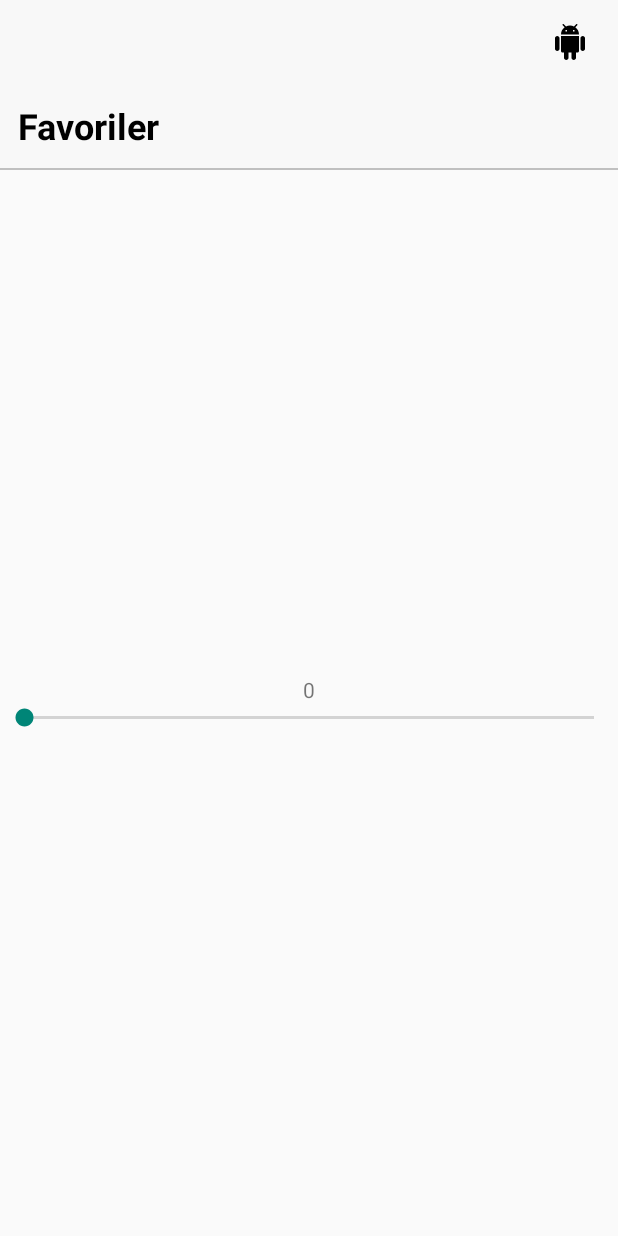
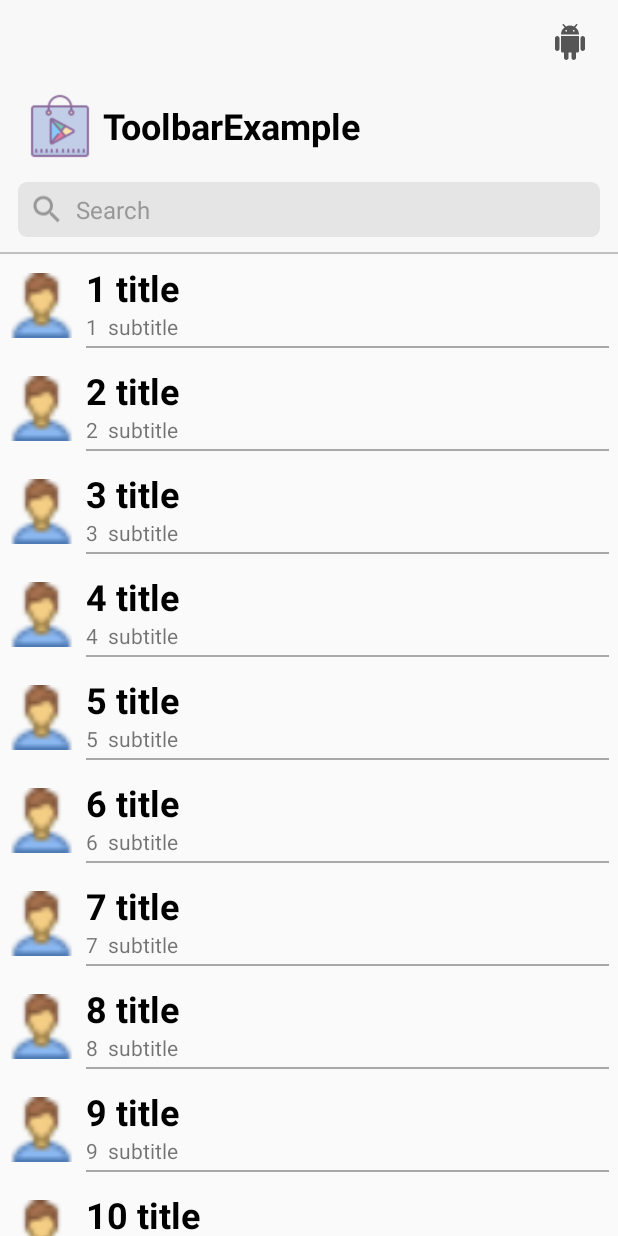
Before and after one commit to emintolgahanpolat/CustomToolbar, an Android app: the screen it shows after launch (MainActivity), on a phone screen of 412 x 824 dp. Run offline under Robolectric (Android 15) with nearby library versions, the phone set to English and light mode, and no system bars.

Commit message:
- Update

```diff
--- a/app/build.gradle
+++ b/app/build.gradle
@@ -30,4 +30,5 @@ dependencies {
     testImplementation 'junit:junit:4.12'
     androidTestImplementation 'com.android.support.test:runner:1.0.2'
     androidTestImplementation 'com.android.support.test.espresso:espresso-core:3.0.2'
+    implementation 'com.android.support:recyclerview-v7:28.0.0'
 }
--- /dev/null
+++ b/app/src/main/java/com/emintolgahanpolat/toolbarexample/CustomRecyclerViewAdapter.kt
@@ -0,0 +1,68 @@
+package com.emintolgahanpolat.toolbarexample
+
+import android.content.Context
+import android.support.v7.widget.RecyclerView
+import android.view.LayoutInflater
+import android.view.ViewGroup
+import android.view.View
+import android.widget.ImageView
+import android.widget.TextView
+
+
+class CustomRecyclerViewAdapter(var context: Context, var objectList: MutableList<Any>) :
+    RecyclerView.Adapter<RecyclerView.ViewHolder>() {
+
+    private val TYPE_QUESTION = 1
+    private val TYPE_ANSWER = 2
+
+
+    override fun getItemViewType(position: Int): Int {
+        return TYPE_QUESTION
+    }
+
+    override fun onBindViewHolder(holder: RecyclerView.ViewHolder, position: Int) {
+        val viewType = holder.itemViewType
+        when (viewType) {
+            TYPE_QUESTION -> {
+                val questionModel = objectList[position] as Model
+                (holder as MyViewHolder).showDetails(questionModel)
+            }
+        }
+    }
+
+    override fun getItemCount(): Int {
+        return if (objectList == null) 0 else objectList.count()
+    }
+
+    override fun onCreateViewHolder(parent: ViewGroup, viewType: Int): RecyclerView.ViewHolder {
+
+
+        val viewHolder: RecyclerView.ViewHolder?
+
+        when (viewType) {
+            TYPE_QUESTION -> {
+                return MyViewHolder(
+                    LayoutInflater
+                        .from(parent.context)
+                        .inflate(R.layout.item_row, parent, false)
+                )
+            }
+            else -> viewHolder = null
+        }
+
+
+        return viewHolder!!
+    }
+
+    inner class MyViewHolder(view: View) : RecyclerView.ViewHolder(view) {
+        var ivIcon = view.findViewById<ImageView>(R.id.ivIcon)
+        var tvTitle = view.findViewById<TextView>(R.id.tvTitle)
+        var tvSubtitle = view.findViewById<TextView>(R.id.tvSubtitle)
+
+        fun showDetails(model: Model) {
+            ivIcon.setImageResource(model.Icon)
+            tvTitle.text = model.Title
+            tvSubtitle.text = model.Subtitle
+        }
+    }
+}
--- a/app/src/main/java/com/emintolgahanpolat/toolbarexample/CustomToolbar.kt
+++ b/app/src/main/java/com/emintolgahanpolat/toolbarexample/CustomToolbar.kt
@@ -3,22 +3,26 @@ package com.emintolgahanpolat.toolbarexample
 
 import android.annotation.SuppressLint
 import android.app.Activity
-import android.app.Service
 import android.content.Context
 import android.graphics.Color
 import android.graphics.Typeface
 import android.util.AttributeSet
 import android.util.TypedValue
 import android.view.View
-import android.view.WindowManager
 import android.view.inputmethod.InputMethodManager
 import android.widget.*
 import kotlinx.android.synthetic.main.toolbar.view.*
-import android.content.Context.INPUT_METHOD_SERVICE
-import android.graphics.drawable.Icon
-import android.support.v4.content.ContextCompat.getSystemService
 import android.text.Editable
 import android.text.TextWatcher
+import android.support.v4.widget.NestedScrollView
+import android.support.v7.widget.RecyclerView
+import android.view.animation.AccelerateInterpolator
+import android.opengl.ETC1.getHeight
+import android.support.v4.view.ViewCompat.animate
+import android.R.attr.translationY
+import android.widget.FrameLayout
+
+
 
 
 class CustomToolbar : FrameLayout, View.OnClickListener {
@@ -43,6 +47,7 @@ class CustomToolbar : FrameLayout, View.OnClickListener {
     private lateinit var txtTitle: TextView
     private lateinit var txtLargeTitle: TextView
     private lateinit var titleIcon: ImageView
+    private lateinit var titleLargeIcon: ImageView
 
     private lateinit var separator: View
 
@@ -69,48 +74,13 @@ class CustomToolbar : FrameLayout, View.OnClickListener {
         initAttrs(attrs)
     }
 
-
-    private fun initAttrs(attrs: AttributeSet) {
-
-        val attributes = mContext!!.obtainStyledAttributes(attrs, R.styleable.CustomActionBar, 0, 0)
-
-        val title = attributes.getString(R.styleable.CustomActionBar_title)
-        val background = attributes.getColor(R.styleable.CustomActionBar_toolbarBackground, Color.parseColor("#f8f8f8"))
-        val titleColor = attributes.getColor(R.styleable.CustomActionBar_titleColor, Color.parseColor("#000000"))
-        val titleIcon = attributes.getResourceId(R.styleable.CustomActionBar_titleIcon, -1)
-        val size = attributes.getInt(R.styleable.CustomActionBar_titleSize, 18)
-
-        val separator = attributes.getColor(R.styleable.CustomActionBar_separator, Color.parseColor("#c0c0c0"))
-
-        if (title != null) {
-            setTitle(title)
-        }
-
-        setTitleIcon(titleIcon)
-        setTitleSize(size)
-        setTitleColor(titleColor)
-        setBackground(background)
-        setSeparator(separator)
-        attributes.recycle()
-
-    }
-
-    private fun setTitleIcon(icon: Int) {
-        if (icon != -1) {
-            titleIcon.visibility = View.VISIBLE
-            titleIcon.setImageResource(icon)
-        } else {
-            titleIcon.visibility = View.GONE
-        }
-    }
-
-
     private fun init() {
         val rootView = View.inflate(mContext, R.layout.toolbar, this)
         toolbar = rootView.findViewById(R.id.toolbar)
         txtTitle = rootView.findViewById(R.id.titleTxt) as TextView
         txtLargeTitle = rootView.findViewById(R.id.titleLargeTxt) as TextView
         titleIcon = rootView.findViewById(R.id.titleIcon) as ImageView
+        titleLargeIcon= rootView.findViewById(R.id.titleLargeIcon) as ImageView
 
         actionbarView = rootView.findViewById(R.id.actionbar) as FrameLayout
         linearLayoutLeft = rootView.findViewById(R.id.linerLayoutLeft) as LinearLayout
@@ -130,13 +100,55 @@ class CustomToolbar : FrameLayout, View.OnClickListener {
 
 
         initListener()
-        toolbarState(toolbarStates.LARGE_TITLE)
+
     }
+    private fun initAttrs(attrs: AttributeSet) {
+
+        val attributes = mContext!!.obtainStyledAttributes(attrs, R.styleable.CustomActionBar, 0, 0)
+
+        val title = attributes.getString(R.styleable.CustomActionBar_title)
+        val background = attributes.getColor(R.styleable.CustomActionBar_toolbarBackground, Color.parseColor("#f8f8f8"))
+        val titleColor = attributes.getColor(R.styleable.CustomActionBar_titleColor, Color.parseColor("#000000"))
+        val titleIcon = attributes.getResourceId(R.styleable.CustomActionBar_titleIcon, -1)
+        val size = attributes.getInt(R.styleable.CustomActionBar_titleSize, 18)
+
+        val separator = attributes.getColor(R.styleable.CustomActionBar_separator, Color.parseColor("#c0c0c0"))
+
+        setTitleIcon(titleIcon)
+
+        setTitle(title)
+        setTitleSize(size)
+        setTitleColor(titleColor)
+        setBackground(background)
+        setSeparator(separator)
+
+        toolbarState(toolbarStates.SEARCH_PASSIVE)
+        attributes.recycle()
+
+    }
+
+    private fun setTitleIcon(icon: Int) {
+        if (icon != -1) {
+            titleIcon.visibility = View.VISIBLE
+            titleIcon.setImageResource(icon)
+
+            titleLargeIcon.visibility = View.VISIBLE
+            titleLargeIcon.setImageResource(icon)
+        } else {
+            titleIcon.visibility = View.GONE
+            titleLargeIcon.visibility = View.GONE
+        }
+    }
+
+
+
 
     private fun initListener() {
         etSearch.setOnClickListener(this)
         tvCancel.setOnClickListener(this)
         ibClearText.setOnClickListener(this)
+
+        titleTxt.setOnClickListener(this)
 
         etSearch.addTextChangedListener(object : TextWatcher {
             override fun afterTextChanged(s: Editable?) {
@@ -155,9 +167,31 @@ class CustomToolbar : FrameLayout, View.OnClickListener {
         })
     }
 
+    private lateinit var nestedScrollView: NestedScrollView
+    @SuppressLint("NewApi")
+    fun setListView(recyclerView: RecyclerView) {
+
+        recyclerView.setOnScrollListener(object : HidingScrollListener() {
+            override fun onHide() {
+                toolbarState(toolbarStates.TITLE)
+                //toolbarSearchView.animate().alpha(0F)
+                toolbar.animate().translationY(-(toolbarSearchView.height.toFloat()+toolbarLargeTitleView.height.toFloat()))
+                actionbarView.animate().translationY((toolbarSearchView.height.toFloat()+toolbarLargeTitleView.height.toFloat()))
+
+            }
+
+            override fun onShow() {
+                toolbarState(toolbarStates.SEARCH_PASSIVE)
+                toolbarSearchView.animate().alpha(1F)
+                toolbar.animate().translationY(0F)
+                actionbarView.animate().translationY(0F)
+
+            }
+        })
+    }
+
     private enum class toolbarStates {
         LARGE_TITLE,
-        LARGE_TITLE_SEARCH,
         TITLE,
         SEARCH_ACTIVE,
         SEARCH_PASSIVE
@@ -168,41 +202,37 @@ class CustomToolbar : FrameLayout, View.OnClickListener {
         when (state) {
             toolbarStates.LARGE_TITLE -> {
 
+/*
+                actionbar.visibility = View.VISIBLE
+                toolbarLargeTitleView.visibility = View.VISIBLE
+                toolbarSearchView.visibility = View.GONE
+*/
 
-                actionbar.visibility= View.VISIBLE
-                toolbarLargeTitleView.visibility= View.VISIBLE
-                toolbarSearchView.visibility= View.GONE
+                titleIcon.visibility = View.GONE
+                titleTxt.visibility = View.GONE
 
-                titleTxt.visibility=View.GONE
-                titleLargeTxt.visibility=View.VISIBLE
-            }
-
-            toolbarStates.LARGE_TITLE_SEARCH -> {
-
-                actionbar.visibility= View.VISIBLE
-                toolbarLargeTitleView.visibility= View.VISIBLE
-                toolbarSearchView.visibility= View.VISIBLE
-
-                titleTxt.visibility=View.GONE
-                titleLargeTxt.visibility=View.VISIBLE
-
+                titleLargeIcon.visibility = View.VISIBLE
+                titleLargeTxt.visibility = View.VISIBLE
             }
             toolbarStates.TITLE -> {
+/*
+                actionbar.visibility = View.VISIBLE
+                toolbarLargeTitleView.visibility = View.GONE
+                toolbarSearchView.visibility = View.GONE
+                */
+                titleIcon.visibility = View.VISIBLE
+                titleTxt.visibility = View.VISIBLE
 
-                actionbar.visibility= View.VISIBLE
-                toolbarLargeTitleView.visibility= View.GONE
-                toolbarSearchView.visibility= View.GONE
-
-                titleTxt.visibility=View.VISIBLE
-                titleLargeTxt.visibility=View.GONE
+                titleLargeIcon.visibility = View.GONE
+                titleLargeTxt.visibility = View.GONE
             }
 
 
             toolbarStates.SEARCH_ACTIVE -> {
 
-                actionbar.visibility= View.GONE
-                toolbarLargeTitleView.visibility= View.GONE
-                toolbarSearchView.visibility= View.VISIBLE
+                actionbar.visibility = View.GONE
+                toolbarLargeTitleView.visibility = View.GONE
+                toolbarSearchView.visibility = View.VISIBLE
 
                 //toolbar.animate().translationY(-(actionbarView.height.toFloat()+toolbarLargeTitleView.height.toFloat()))
                 etSearch.isCursorVisible = true
@@ -210,9 +240,14 @@ class CustomToolbar : FrameLayout, View.OnClickListener {
                 tvCancel.isEnabled = true
             }
             toolbarStates.SEARCH_PASSIVE -> {
-                toolbarState(toolbarStates.LARGE_TITLE_SEARCH)
+                toolbarState(toolbarStates.LARGE_TITLE)
 
-              //  toolbar.animate().translationY(0F)
+                actionbar.visibility = View.VISIBLE
+                toolbarLargeTitleView.visibility = View.VISIBLE
+                toolbarSearchView.visibility = View.VISIBLE
+
+
+                //  toolbar.animate().translationY(0F)
                 hideKeyboard(context as Activity)
                 tvCancel.visibility = View.GONE
                 tvCancel.isEnabled = false
@@ -229,37 +264,21 @@ class CustomToolbar : FrameLayout, View.OnClickListener {
     }
 
 
-    fun toolbarSearchViewHeight(i: Int) {
-
-
-        if(i==30){
-            toolbarState(toolbarStates.LARGE_TITLE_SEARCH)
-        }else if(i==40){
-            toolbarState(toolbarStates.LARGE_TITLE)
-        }
-        else if(i==50){
-            toolbarState(toolbarStates.TITLE)
-        }
-/*
-        if( (i * (toolbarSearchView.height))>((toolbarSearchView.height)/4F)){
-
-            toolbarLargeTitleView.visibility=View.INVISIBLE
-        }else{
-            toolbarLargeTitleView.visibility=View.VISIBLE
-        }
-
-       toolbarSearchView.alpha= 1-(i)
+    fun toolbarSearchViewHeight(i: Float) {
 
 
 
-        val translationY2 = -(i *  ((actionbarView.height)+(toolbarLargeTitleView.height)))
+        val translationY = -(i * ((toolbarSearchView.height)+(toolbarLargeTitleView.height)))
+        toolbarSearchView.setTranslationY(translationY)
+
+        val translationY2 = -(i *  ((toolbarSearchView.height)+(toolbarLargeTitleView.height)))
         toolbar.setTranslationY(translationY2)
 
 
-        val translationY3 = (i * ((actionbarView.height)+(toolbarLargeTitleView.height)))
+        val translationY3 = (i * ((toolbarSearchView.height)+(toolbarLargeTitleView.height)))
         actionbarView.setTranslationY(translationY3)
 
-        */
+
     }
 
 
@@ -273,8 +292,10 @@ class CustomToolbar : FrameLayout, View.OnClickListener {
     }
 
     fun setTitle(title: String) {
-        txtTitle.text = title
-        txtLargeTitle.text = title
+        if (title != null) {
+            txtTitle.text = title
+            txtLargeTitle.text = title
+        }
     }
 
 
@@ -313,28 +334,6 @@ class CustomToolbar : FrameLayout, View.OnClickListener {
     }
 
 
-    private fun searchState(active: Boolean) {
-        if (active) {
-            actionbarView.animate().translationY(0F)
-            toolbar.animate().translationY(-(actionbarView.height.toFloat()))
-            etSearch.isCursorVisible = true
-            tvCancel.visibility = View.VISIBLE
-            tvCancel.isEnabled = true
-
-        } else {
-
-            toolbar.animate().translationY(0F)
-            hideKeyboard(context as Activity)
-            tvCancel.visibility = View.GONE
-            tvCancel.isEnabled = false
-            etSearch.text = null
-            etSearch.isCursorVisible = false
-            ibClearText.visibility = View.GONE
-
-
-        }
-
-    }
 
     override fun onClick(view: View?) {
         when (view?.id) {
@@ -349,6 +348,9 @@ class CustomToolbar : FrameLayout, View.OnClickListener {
             R.id.etSearch -> {
                 toolbarState(toolbarStates.SEARCH_ACTIVE)
                 // searchState(true)
+            }
+            R.id.titleTxt->{
+                nestedScrollView.smoothScrollTo(0,0)
             }
         }
 
--- /dev/null
+++ b/app/src/main/java/com/emintolgahanpolat/toolbarexample/HidingScrollListener.kt
@@ -0,0 +1,35 @@
+package com.emintolgahanpolat.toolbarexample
+
+import android.support.v7.widget.RecyclerView
+
+
+abstract class HidingScrollListener : RecyclerView.OnScrollListener() {
+    private var scrolledDistance = 0
+    private var controlsVisible = true
+
+    override fun onScrolled(recyclerView: RecyclerView, dx: Int, dy: Int) {
+        super.onScrolled(recyclerView, dx, dy)
+
+        if (scrolledDistance > HIDE_THRESHOLD && controlsVisible) {
+            onHide()
+            controlsVisible = false
+            scrolledDistance = 0
+        } else if (scrolledDistance < -HIDE_THRESHOLD && !controlsVisible) {
+            onShow()
+            controlsVisible = true
+            scrolledDistance = 0
+        }
+
+        if (controlsVisible && dy > 0 || !controlsVisible && dy < 0) {
+            scrolledDistance += dy
+        }
+    }
+
+    abstract fun onHide()
+    abstract fun onShow()
+
+    companion object {
+        private val HIDE_THRESHOLD = 20
+    }
+
+}
--- a/app/src/main/java/com/emintolgahanpolat/toolbarexample/MainActivity.kt
+++ b/app/src/main/java/com/emintolgahanpolat/toolbarexample/MainActivity.kt
@@ -2,44 +2,40 @@ package com.emintolgahanpolat.toolbarexample
 
 import android.support.v7.app.AppCompatActivity
 import android.os.Bundle
-import android.view.View
-import android.widget.SeekBar
+import android.support.v7.widget.LinearLayoutManager
 import android.widget.Toast
 import kotlinx.android.synthetic.main.activity_main.*
 
-class MainActivity : AppCompatActivity(){
 
+class MainActivity : AppCompatActivity() {
+
+
+    var list= mutableListOf<Model>()
 
     override fun onCreate(savedInstanceState: Bundle?) {
         super.onCreate(savedInstanceState)
         setContentView(R.layout.activity_main)
 
 
-        abContainer.createRightButton(R.drawable.ic_android_black_24dp).setOnClickListener{
-            Toast.makeText(this,"csacas",Toast.LENGTH_SHORT).show()
+        abContainer.createRightButton(R.drawable.ic_android_black_24dp).setOnClickListener {
+            Toast.makeText(this, "csacas", Toast.LENGTH_SHORT).show()
         }
 
+       createDummy()
 
 
+        rvList.layoutManager = LinearLayoutManager(this, LinearLayoutManager.VERTICAL, false)
+        rvList.adapter = CustomRecyclerViewAdapter(this,list as MutableList<Any>)
 
+        abContainer.setListView(rvList)
+    }
 
+    private fun createDummy() {
+        for (i in 1..16){
+            list.add(Model(R.drawable.person,"$i title","$i  subtitle"))
+        }
 
-        seekBar.setOnSeekBarChangeListener(object: SeekBar.OnSeekBarChangeListener{
-            override fun onProgressChanged(seekBar: SeekBar?, progress: Int, fromUser: Boolean) {
-                tvButton.text = "Progress : $progress"
-
-                abContainer.toolbarSearchViewHeight(progress)
-            }
-
-            override fun onStartTrackingTouch(seekBar: SeekBar?) {
-            }
-
-            override fun onStopTrackingTouch(seekBar: SeekBar?) {
-            }
-        })
     }
 
 
-
-
 }
--- /dev/null
+++ b/app/src/main/java/com/emintolgahanpolat/toolbarexample/Model.kt
@@ -0,0 +1,3 @@
+package com.emintolgahanpolat.toolbarexample
+
+data class Model(var Icon: Int, var Title: String, var Subtitle: String)
--- a/app/src/main/res/drawable/ic_android_black_24dp.xml
+++ b/app/src/main/res/drawable/ic_android_black_24dp.xml
@@ -4,6 +4,6 @@
         android:viewportWidth="24.0"
         android:viewportHeight="24.0">
     <path
-        android:fillColor="#000000"
+        android:fillColor="#555555"
         android:pathData="M6,18c0,0.55 0.45,1 1,1h1v3.5c0,0.83 0.67,1.5 1.5,1.5s1.5,-0.67 1.5,-1.5L11,19h2v3.5c0,0.83 0.67,1.5 1.5,1.5s1.5,-0.67 1.5,-1.5L16,19h1c0.55,0 1,-0.45 1,-1L18,8L6,8v10zM3.5,8C2.67,8 2,8.67 2,9.5v7c0,0.83 0.67,1.5 1.5,1.5S5,17.33 5,16.5v-7C5,8.67 4.33,8 3.5,8zM20.5,8c-0.83,0 -1.5,0.67 -1.5,1.5v7c0,0.83 0.67,1.5 1.5,1.5s1.5,-0.67 1.5,-1.5v-7c0,-0.83 -0.67,-1.5 -1.5,-1.5zM15.53,2.16l1.3,-1.3c0.2,-0.2 0.2,-0.51 0,-0.71 -0.2,-0.2 -0.51,-0.2 -0.71,0l-1.48,1.48C13.85,1.23 12.95,1 12,1c-0.96,0 -1.86,0.23 -2.66,0.63L7.85,0.15c-0.2,-0.2 -0.51,-0.2 -0.71,0 -0.2,0.2 -0.2,0.51 0,0.71l1.31,1.31C6.97,3.26 6,5.01 6,7h12c0,-1.99 -0.97,-3.75 -2.47,-4.84zM10,5L9,5L9,4h1v1zM15,5h-1L14,4h1v1z"/>
 </vector>
--- a/app/src/main/res/layout/activity_main.xml
+++ b/app/src/main/res/layout/activity_main.xml
@@ -1,5 +1,5 @@
 <?xml version="1.0" encoding="utf-8"?>
-<LinearLayout
+<RelativeLayout
         xmlns:android="http://schemas.android.com/apk/res/android"
         xmlns:tools="http://schemas.android.com/tools"
         xmlns:app="http://schemas.android.com/apk/res-auto"
@@ -8,30 +8,24 @@
         android:orientation="vertical"
         tools:context=".MainActivity">
 
+
+
     <com.emintolgahanpolat.toolbarexample.CustomToolbar
             android:id="@+id/abContainer"
             android:layout_width="match_parent"
             android:layout_height="wrap_content"
-            app:title="Favoriler">
+            app:titleIcon="@drawable/ic_app"
+            android:layout_alignParentTop="true"
+            app:title="@string/app_name">
 
     </com.emintolgahanpolat.toolbarexample.CustomToolbar>
-    <LinearLayout android:layout_width="match_parent"
-                  android:layout_height="match_parent"
-                  android:gravity="center"
-                  android:orientation="vertical">
-        <TextView
-                android:id="@+id/tvButton"
-                android:layout_width="wrap_content"
-                android:layout_height="wrap_content"
-                android:text="0"
-                android:layout_gravity="center"/>
-        <SeekBar
-                android:layout_width="match_parent"
-                android:layout_height="wrap_content"
-                android:max="100"
-                android:progress="0"
-                android:id="@+id/seekBar"/>
 
-    </LinearLayout>
+    <android.support.v7.widget.RecyclerView
+            android:id="@+id/rvList"
+            android:layout_width="match_parent"
+            android:layout_height="match_parent"
+            tools:listitem="@layout/item_row"
+            android:layout_below="@+id/abContainer">
 
-</LinearLayout>
+    </android.support.v7.widget.RecyclerView>
+</RelativeLayout>
--- /dev/null
+++ b/app/src/main/res/layout/item_row.xml
@@ -0,0 +1,44 @@
+<?xml version="1.0" encoding="utf-8"?>
+<LinearLayout xmlns:android="http://schemas.android.com/apk/res/android"
+             android:layout_width="match_parent"
+             android:layout_height="wrap_content"
+              android:orientation="horizontal"
+             android:padding="6dp">
+
+
+        <ImageView
+                android:id="@+id/ivIcon"
+                android:layout_width="43dp"
+                android:layout_height="match_parent"
+                android:adjustViewBounds="true"
+                android:layout_marginRight="8dp"
+                android:src="@drawable/ic_launcher_background"/>
+
+        <LinearLayout
+                android:layout_weight="1"
+                android:layout_width="match_parent"
+                android:layout_height="match_parent"
+                android:orientation="vertical">
+            <TextView
+                    android:id="@+id/tvTitle"
+                    android:layout_width="wrap_content"
+                    android:layout_height="wrap_content"
+                    android:textSize="24sp"
+                    android:textColor="#000000"
+                    android:textStyle="bold"
+                    android:text="Title"/>
+            <TextView
+                    android:id="@+id/tvSubtitle"
+                    android:layout_width="wrap_content"
+                    android:layout_height="wrap_content"
+
+                    android:layout_marginBottom="3dp"
+                    android:text="Subtitle"/>
+
+            <View android:layout_width="match_parent"
+                  android:layout_height="1dp"
+                  android:layout_gravity="bottom"
+                  android:background="#A8A8A8"
+            ></View>
+        </LinearLayout>
+    </LinearLayout>
--- a/app/src/main/res/layout/toolbar.xml
+++ b/app/src/main/res/layout/toolbar.xml
@@ -3,12 +3,10 @@
               android:id="@+id/toolbar"
               android:layout_width="match_parent"
               android:orientation="vertical"
-              android:background="#f8f8f8"
               android:layout_height="wrap_content">
 
     <FrameLayout
             android:id="@+id/actionbar"
-            android:background="#f8f8f8"
             android:layout_width="match_parent"
             android:layout_height="?android:actionBarSize"
             android:paddingHorizontal="12dp"
@@ -36,8 +34,9 @@
                     android:id="@+id/titleIcon"
                     android:layout_width="wrap_content"
                     android:layout_height="match_parent"
-                    android:scaleType="center"
+                    android:scaleType="fitCenter"
                     android:adjustViewBounds="true"
+                    android:padding="6dp"
                     android:visibility="gone"
             />
 
@@ -78,8 +77,9 @@
                     android:id="@+id/titleLargeIcon"
                     android:layout_width="wrap_content"
                     android:layout_height="match_parent"
-                    android:scaleType="center"
+                    android:scaleType="fitCenter"
                     android:adjustViewBounds="true"
+                    android:padding="6dp"
                     android:visibility="gone"
             />
             <TextView
@@ -97,7 +97,6 @@
     <FrameLayout
             android:paddingHorizontal="12dp"
             android:id="@+id/toolbarSearchView"
-            android:visibility="gone"
             android:layout_width="match_parent"
             android:layout_height="?android:actionBarSize">
 
@@ -132,7 +131,7 @@
                         android:imeOptions="actionSearch"
                         android:background="@android:color/transparent"
                         android:textColorHint="#989898"
-                        android:hint="Search"/>
+                        android:hint="@string/search"/>
                 <ImageButton
                         android:id="@+id/ibClearText"
                         android:paddingRight="7dp"
@@ -152,13 +151,12 @@
                     android:layout_height="match_parent"
                     android:textColor="#397ef5"
                     android:gravity="right|center_vertical"
-                    android:text="Cancel"
+                    android:text="@string/cancel"
             />
         </LinearLayout>
     </FrameLayout>
 
     <View
-
             android:id="@+id/separator"
             android:layout_width="match_parent"
             android:layout_height="1dp"
--- a/app/src/main/res/values/strings.xml
+++ b/app/src/main/res/values/strings.xml
@@ -1,3 +1,5 @@
 <resources>
     <string name="app_name">ToolbarExample</string>
+    <string name="cancel">Cancel</string>
+    <string name="search">Search</string>
 </resources>
```
Also changed, not shown: app/src/main/res/drawable/ic_app.png (added), app/src/main/res/drawable/person.png (added).
